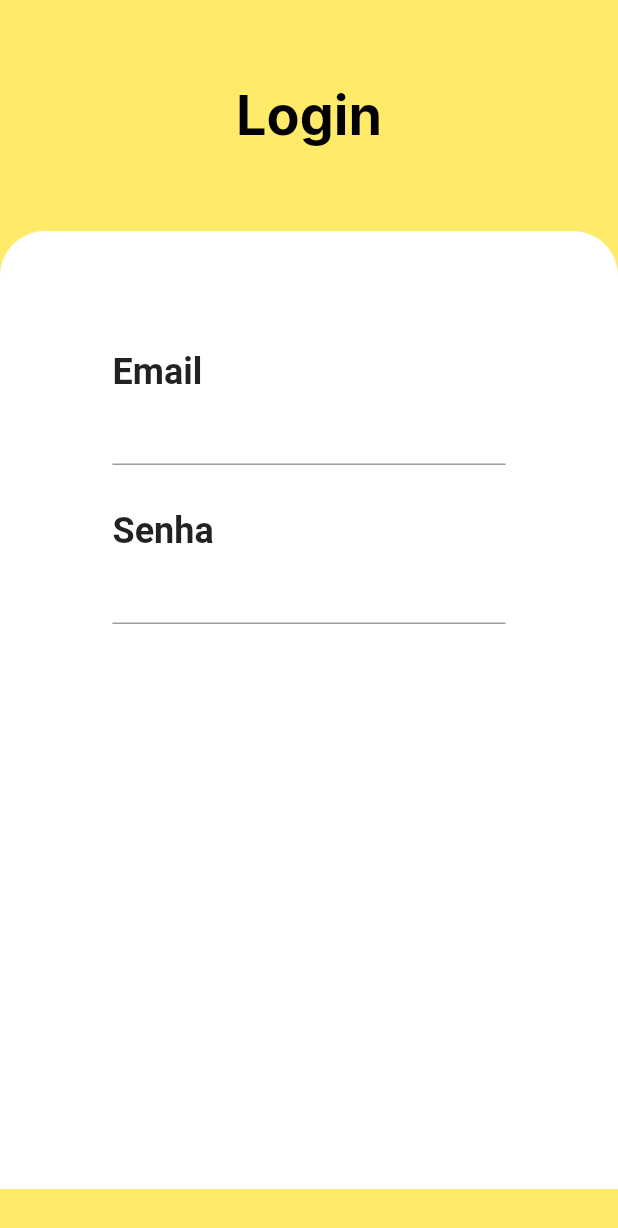
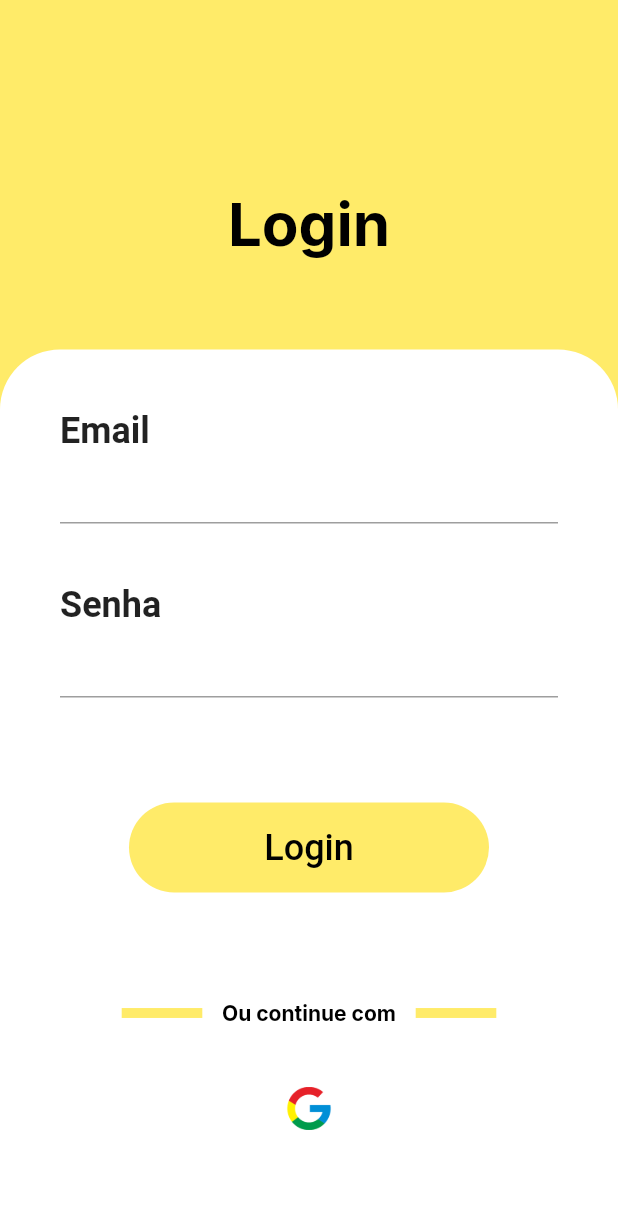
Before and after one commit to JezzDiego/E-Commerce-Flutter, a Flutter app: the screen it shows after launch, on a phone screen of 412 x 824 dp. Shown: the top 1228 px of the screen. Run offline on Flutter 3.47's test engine with Material 2 defaults, Android fonts, the phone set to English and light mode, and no system bars; our stand-ins replace google_fonts.

Commit message:
feat: adding login button and continue-with-google button

```diff
--- a/lib/pages/login.dart
+++ b/lib/pages/login.dart
@@ -18,32 +18,33 @@ class _LoginState extends State<Login> {
         child: Column(
           mainAxisAlignment: MainAxisAlignment.end,
           children: [
+            const SizedBox(height: 65),
             Center(
               heightFactor: 3.5,
               child: Text(
                 "Login",
                 style: GoogleFonts.inter(
                   color: Colors.black,
-                  fontSize: 36,
+                  fontSize: 40,
                   fontWeight: FontWeight.w700,
                 ),
               ),
             ),
             Container(
               width: MediaQuery.of(context).size.width,
-              height: MediaQuery.of(context).size.height * 0.775,
+              height: MediaQuery.of(context).size.height * 0.722,
               decoration: const BoxDecoration(
-                  borderRadius: BorderRadius.vertical(top: Radius.circular(30)),
+                  borderRadius: BorderRadius.vertical(top: Radius.circular(40)),
                   color: Colors.white),
               child: Padding(
-                padding: const EdgeInsets.symmetric(horizontal: 75),
+                padding: const EdgeInsets.symmetric(horizontal: 40),
                 child: Form(
                   key: _formKey,
                   child: Column(
                     crossAxisAlignment: CrossAxisAlignment.start,
                     mainAxisSize: MainAxisSize.min,
                     children: [
-                      const SizedBox(height: 80),
+                      const SizedBox(height: 40),
                       const Text(
                         "Email",
                         style: TextStyle(
@@ -52,7 +53,7 @@ class _LoginState extends State<Login> {
                       TextFormField(
                         keyboardType: TextInputType.emailAddress,
                       ),
-                      const SizedBox(height: 30),
+                      const SizedBox(height: 40),
                       const Text(
                         "Senha",
                         style: TextStyle(
@@ -62,6 +63,29 @@ class _LoginState extends State<Login> {
                         obscureText: true,
                         keyboardType: TextInputType.emailAddress,
                       ),
+                      const SizedBox(height: 70),
+                      buildButton(),
+                      const SizedBox(height: 40),
+                      Row(
+                        mainAxisAlignment: MainAxisAlignment.center,
+                        crossAxisAlignment: CrossAxisAlignment.center,
+                        children: [
+                          buildHorizontalLine(),
+                          Text("Ou continue com",
+                              style: GoogleFonts.inter(
+                                color: Colors.black,
+                                fontWeight: FontWeight.w700,
+                              )),
+                          buildHorizontalLine(),
+                        ],
+                      ),
+                      Center(
+                        child: IconButton(
+                            onPressed: () {},
+                            icon: const Image(
+                              image: AssetImage("images/google.png"),
+                            )),
+                      )
                     ],
                   ),
                 ),
@@ -73,3 +97,30 @@ class _LoginState extends State<Login> {
     );
   }
 }
+
+buildHorizontalLine() {
+  return const Icon(
+    Icons.horizontal_rule,
+    color: Color.fromARGB(255, 255, 235, 105),
+    size: 80,
+  );
+}
+
+buildButton() {
+  return Center(
+    child: Container(
+      width: 240,
+      decoration: BoxDecoration(
+          borderRadius: BorderRadius.circular(40),
+          color: const Color.fromARGB(255, 255, 235, 105)),
+      child: TextButton(
+        onPressed: () {},
+        child: const Text("Login", style: TextStyle(fontSize: 24)),
+        style: TextButton.styleFrom(
+            primary: Colors.black,
+            backgroundColor: Colors.transparent,
+            padding: const EdgeInsets.all(16)),
+      ),
+    ),
+  );
+}
```
